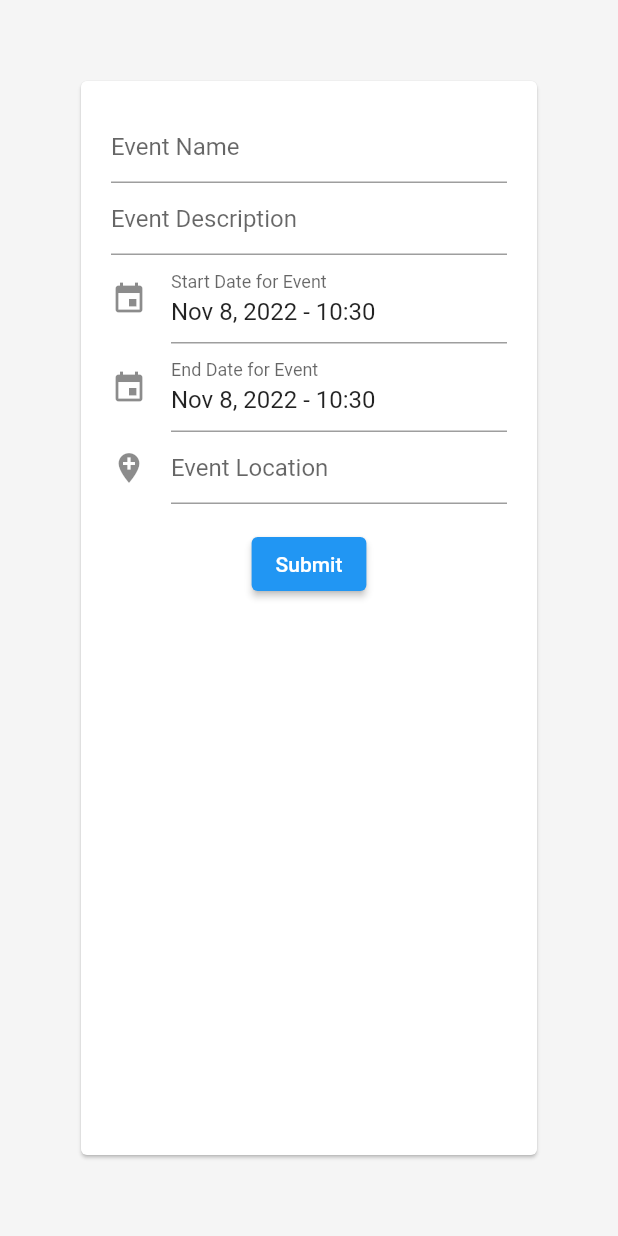
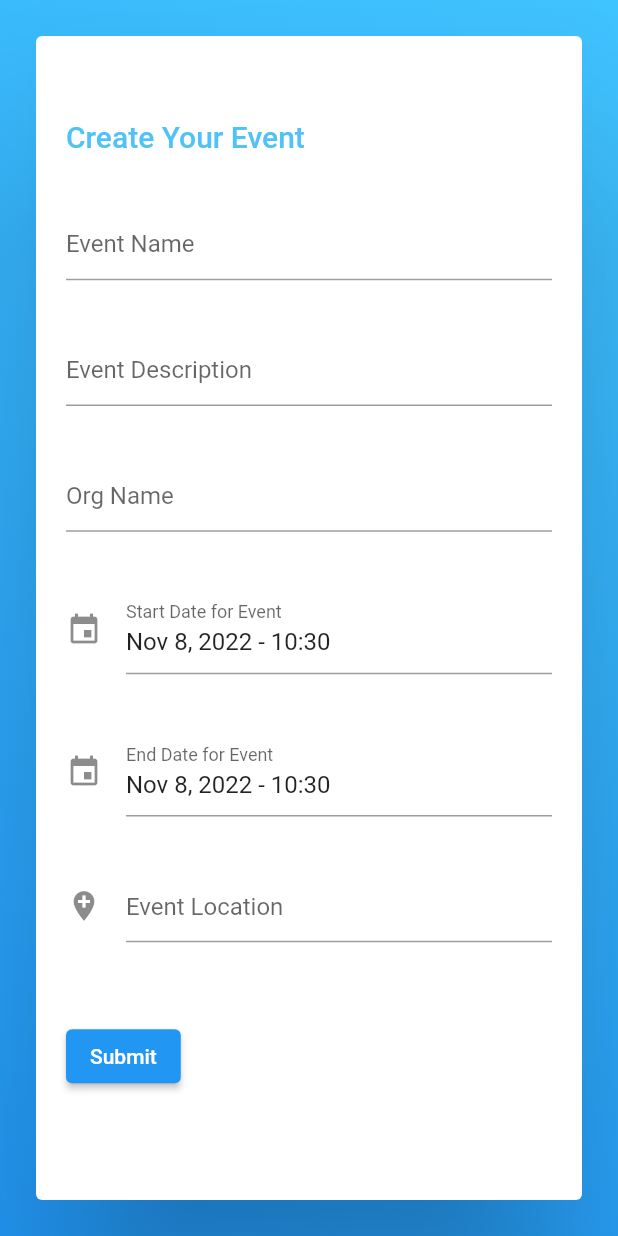
Before and after one commit to Renzzo98/SOSSI-Mobile-App, a Flutter app: the EventList screen opened directly, after a tap on the "add" icon, on a phone screen of 412 x 824 dp. Run offline on Flutter 3.47's test engine with Material 2 defaults, Android fonts, the phone set to English and light mode, and no system bars; drawn by our look-alikes of date_time_picker; our stand-ins replace auto_size_text, flutter_login, font_awesome_flutter, google_maps_flutter, shared_preferences; missing offline and left inert: square_percent_indicater; accounts and stored records are empty.

Commit message:
change theme color to blue and fix the import for events as well as added some changes

```diff
--- a/lib/constants.dart
+++ b/lib/constants.dart
@@ -39,12 +39,14 @@ class Constants {
       longitude: -0.010424728835688258,
       dateStart: new DateTime(2022),
       dateEnd: new DateTime(2022),
+      address: '342 Madison Ave,\nJacksonville MD 11421',
       orgID: '1',
       orgName: 'Big Brother Org',
       rsvpNum: 23,
       rating: 2,
       eventID: '1',
       isOngoing: true,
+      RSVP: false,
     ),
     Event(
       name: event2,
@@ -54,6 +56,7 @@ class Constants {
       longitude: -0.0020602538668872154,
       dateStart: new DateTime(2022),
       dateEnd: new DateTime(2022),
+      address: '21 Lucky Row,\nHydroPack KC 12321',
       orgID: '1',
       orgName: 'Big Brother Org',
       rsvpNum: 47,
@@ -70,6 +73,7 @@ class Constants {
         longitude: -0.0034896543528867992,
         dateStart: new DateTime(2022),
         dateEnd: new DateTime(2022),
+        address: '632 Bella Street,\nMiracle Lane OH 33121',
         orgID: '2',
         orgName: 'SOSSI',
         rsvpNum: 11,
--- a/lib/model/Event.dart
+++ b/lib/model/Event.dart
@@ -1,5 +1,3 @@
-//looked at Event.java from demo
-
 import 'dart:convert';
 import 'SDG.dart';
 
@@ -7,6 +5,7 @@ class Event {
   Event(
       {required this.name,
       required this.description,
+      required this.address,
       required this.orgName,
       required this.orgID,
       required this.dateStart,
@@ -27,6 +26,7 @@ class Event {
   DateTime dateEnd;
   String name;
   String description;
+  String address;
   String orgName;
   String orgID;
   double latitude;
@@ -54,7 +54,9 @@ class Event {
     jsonDict["name"] = name;
     jsonDict["description"] = description;
     jsonDict["id"] = eventID;
-//    print(this.dateStart);
+    jsonDict["address"] = address;
+    jsonDict["orgID"] = orgID;
+    jsonDict["orgName"] = orgName;
     if (dateStart != null) {
       jsonDict["startDate"] = dateStart.toIso8601String();
     }
@@ -70,6 +72,7 @@ class Event {
       }
     }
     jsonDict["rsvpNum"] = rsvpNum;
+    jsonDict["isOngoing"] = isOngoing;
     jsonDict["rating"] = rating;
     return jsonDict;
   }
@@ -94,8 +97,12 @@ class Event {
     }
     latitude = rawData["latitude"];
     longitude = rawData["longitude"];
+    address = rawData["address"].toString();
+    orgID = rawData["orgID"].toString();
+    orgName = rawData["orgName"].toString();
     description = rawData["description"];
     rsvpNum = rawData["rsvpNum"];
+    isOngoing = rawData["isOngoing"];
     rating = rawData["rating"];
     tags = [];
     if (rawData.containsKey("tags")) {
@@ -113,24 +120,28 @@ class Event {
         name: json["name"],
         description: json["description"],
         eventID: json["id"],
+        address: json["address"],
         dateStart: DateTime.now(),
         dateEnd: DateTime.now(),
         latitude: json["latitude"],
         longitude: json["longitude"],
         rating: json["rating"],
         rsvpNum: json["rsvpNum"],
-        orgID: '',
-        orgName: '');
+        isOngoing: json["isOngoing"],
+        orgID: json["orgID"],
+        orgName: json["orgName"]);
   }
 
   static Map<String, dynamic> toMap(Event event) => {
         'name': event.name,
         'description': event.description,
+        'address': event.address,
         'orgName': event.orgName,
-        'orgId': event.orgID,
+        'orgID': event.orgID,
         'dateStart': event.dateStart,
         'dateEnd': event.dateEnd,
         'rsvpNum': event.rsvpNum,
+        'isOngoing': event.isOngoing,
         'rating': event.rating
       };
 }
--- a/lib/screens/createEventScreen.dart
+++ b/lib/screens/createEventScreen.dart
@@ -26,6 +26,7 @@ class _CreateEventScreenState extends State<CreateEventScreen> {
   String endDateString = "";
   TextEditingController eventNameController = TextEditingController();
   TextEditingController eventDescController = TextEditingController();
+  TextEditingController eventOrgController = TextEditingController();
   TextEditingController eventLocationController = TextEditingController();
   TextEditingController startDateController =
       TextEditingController(text: DateTime.now().toString());
@@ -46,21 +47,44 @@ class _CreateEventScreenState extends State<CreateEventScreen> {
   @override
   Widget build(BuildContext context) {
     return Scaffold(
-        backgroundColor: Colors.grey[100],
+        backgroundColor: Colors.transparent,
         resizeToAvoidBottomInset: true,
         body: Center(
           child: Builder(builder: (context) {
-            return Padding(
-              padding: const EdgeInsets.all(50.0),
+            return Stack(
+              children: [
+                Container(
+                  decoration: const BoxDecoration(
+                      gradient: LinearGradient(
+                    begin: Alignment.topRight,
+                    end: Alignment.bottomLeft,
+                    colors: [
+                      Colors.lightBlueAccent,
+                      Colors.blue,
+                    ],
+                  )),
+                ),
+                Padding(
+                  padding: const EdgeInsets.all(20.0),
                   child: Card(
                     color: Colors.white,
+                    elevation: 50.0,
                     child: Form(
                       key: _formKey,
                       child: Center(
                         child: Padding(
                           padding: const EdgeInsets.all(20.0),
                           child: Column(
+                            crossAxisAlignment: CrossAxisAlignment.start,
+                            mainAxisAlignment: MainAxisAlignment.spaceEvenly,
                             children: <Widget>[
+                              Text(
+                                "Create Your Event",
+                                style: TextStyle(
+                                    fontSize: 20,
+                                    color: Theme.of(context).primaryColor,
+                                    fontWeight: FontWeight.w500),
+                              ),
                               TextFormField(
                                 controller: eventNameController,
                                 decoration: const InputDecoration(
@@ -77,6 +101,18 @@ class _CreateEventScreenState extends State<CreateEventScreen> {
                                 controller: eventDescController,
                                 decoration: const InputDecoration(
                                   hintText: 'Event Description',
+                                ),
+                                validator: (String? value) {
+                                  if (value == null || value.isEmpty) {
+                                    return 'Please enter some text';
+                                  }
+                                  return null;
+                                },
+                              ),
+                              TextFormField(
+                                controller: eventOrgController,
+                                decoration: const InputDecoration(
+                                  hintText: 'Org Name',
                                 ),
                                 validator: (String? value) {
                                   if (value == null || value.isEmpty) {
@@ -129,7 +165,8 @@ class _CreateEventScreenState extends State<CreateEventScreen> {
                                 },
                               ),
                               Padding(
-                            padding: const EdgeInsets.symmetric(vertical: 16.0),
+                                padding:
+                                    const EdgeInsets.symmetric(vertical: 16.0),
                                 child: ElevatedButton(
                                   onPressed: () {
                                     if (_formKey.currentState!.validate()) {
@@ -139,13 +176,16 @@ class _CreateEventScreenState extends State<CreateEventScreen> {
                                           description: eventDescController.text,
                                           dateStart:
                                               DateTime.parse(startDateString),
-                                      dateEnd: DateTime.parse(endDateString),
+                                          dateEnd:
+                                              DateTime.parse(endDateString),
+                                          address: eventLocationController.text,
                                           orgID: '',
                                           orgName: '',
                                           rating: 5,
                                           rsvpNum: 0));
                                       Navigator.pop(context);
-                                  ScaffoldMessenger.of(context).showSnackBar(
+                                      ScaffoldMessenger.of(context)
+                                          .showSnackBar(
                                         const SnackBar(
                                             content: Text('Adding Event')),
                                       );
@@ -160,6 +200,8 @@ class _CreateEventScreenState extends State<CreateEventScreen> {
                       ),
                     ),
                   ),
+                ),
+              ],
             );
           }),
         ));
--- a/lib/screens/eventDetailScreen.dart
+++ b/lib/screens/eventDetailScreen.dart
@@ -107,12 +107,12 @@ class _EventDetailScreenState extends State<EventDetailScreen> {
                           const SizedBox(
                             height: 10,
                           ),
-                          const SizedBox(
+                          SizedBox(
                             width: 180,
                             child: AutoSizeText(
-                              "123 Streeting Ave,\nNew York, NY, 11202",
+                              parameters.address,
                               maxLines: 2,
-                              style: TextStyle(
+                              style: const TextStyle(
                                   color: Colors.white,
                                   fontSize: 12,
                                   fontStyle: FontStyle.italic),
--- a/lib/screens/eventList.dart
+++ b/lib/screens/eventList.dart
@@ -55,7 +55,32 @@ class _EventListState extends State<EventList> {
     return new Scaffold(
       backgroundColor: Colors.grey[100],
       resizeToAvoidBottomInset: false,
-      body: ListView.builder(
+      body: Column(
+        children: [
+          Container(
+              height: 80.0,
+              alignment: Alignment.bottomCenter,
+              decoration: BoxDecoration(
+                  color: Theme.of(context).colorScheme.secondary,
+                  border: Border.all(
+                    color: Theme.of(context).colorScheme.secondary,
+                  ),
+                  borderRadius: const BorderRadius.only(
+                      bottomLeft: Radius.circular(20),
+                      bottomRight: Radius.circular(20))),
+              child: Center(
+                  child: Padding(
+                padding: const EdgeInsets.only(top: 20),
+                child: Text(
+                  "Events".toUpperCase(),
+                  style: const TextStyle(
+                      fontSize: 25,
+                      color: Colors.white,
+                      fontWeight: FontWeight.bold),
+                ),
+              ))),
+          Expanded(
+            child: ListView.builder(
               itemCount: events.length,
               padding: const EdgeInsets.all(12.0),
               itemBuilder: (BuildContext c, int index) {
@@ -70,6 +95,7 @@ class _EventListState extends State<EventList> {
                               longitude: events[index].longitude,
                               dateStart: events[index].dateStart,
                               dateEnd: events[index].dateEnd,
+                              address: events[index].address,
                               orgID: events[index].orgID,
                               orgName: events[index].orgName,
                               rsvpNum: events[index].rsvpNum,
@@ -99,6 +125,9 @@ class _EventListState extends State<EventList> {
                     ])));
               },
             ),
+          )
+        ],
+      ),
       floatingActionButton: FloatingActionButton(
         child: Icon(Icons.add),
         onPressed: () async {
--- a/lib/screens/mapScreen.dart
+++ b/lib/screens/mapScreen.dart
@@ -40,7 +40,7 @@ class _MapScreenState extends State<MapScreen> {
 
   Marker getMarker(Event event) {
     BitmapDescriptor iconType = event.RSVP
-        ? BitmapDescriptor.defaultMarkerWithHue(BitmapDescriptor.hueCyan)
+        ? BitmapDescriptor.defaultMarkerWithHue(BitmapDescriptor.hueAzure)
         : BitmapDescriptor.defaultMarker;
     return Marker(
         markerId: MarkerId(event.eventID),
@@ -57,6 +57,7 @@ class _MapScreenState extends State<MapScreen> {
                   longitude: event.longitude,
                   dateStart: event.dateStart,
                   dateEnd: event.dateEnd,
+                  address: event.address,
                   orgID: event.orgID,
                   orgName: event.orgName,
                   rsvpNum: event.rsvpNum,
```
Also changed, not shown: lib/main.dart (+5 -6 lines), 1 other file. Lines whose indentation alone changed are shown as unchanged.
